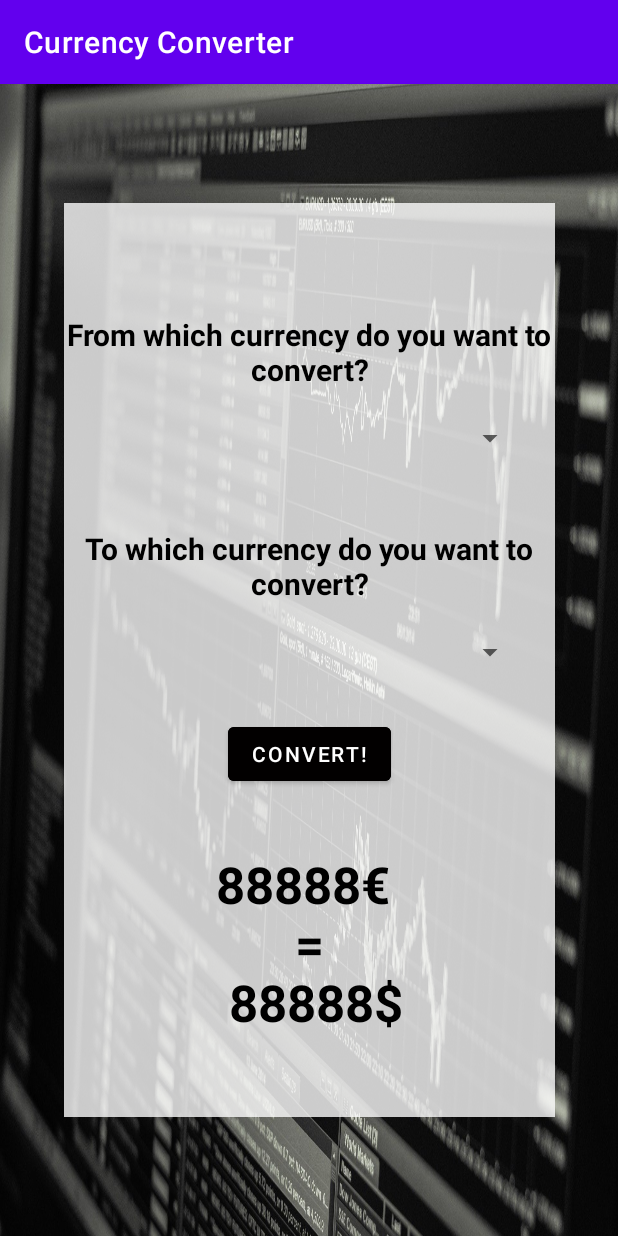
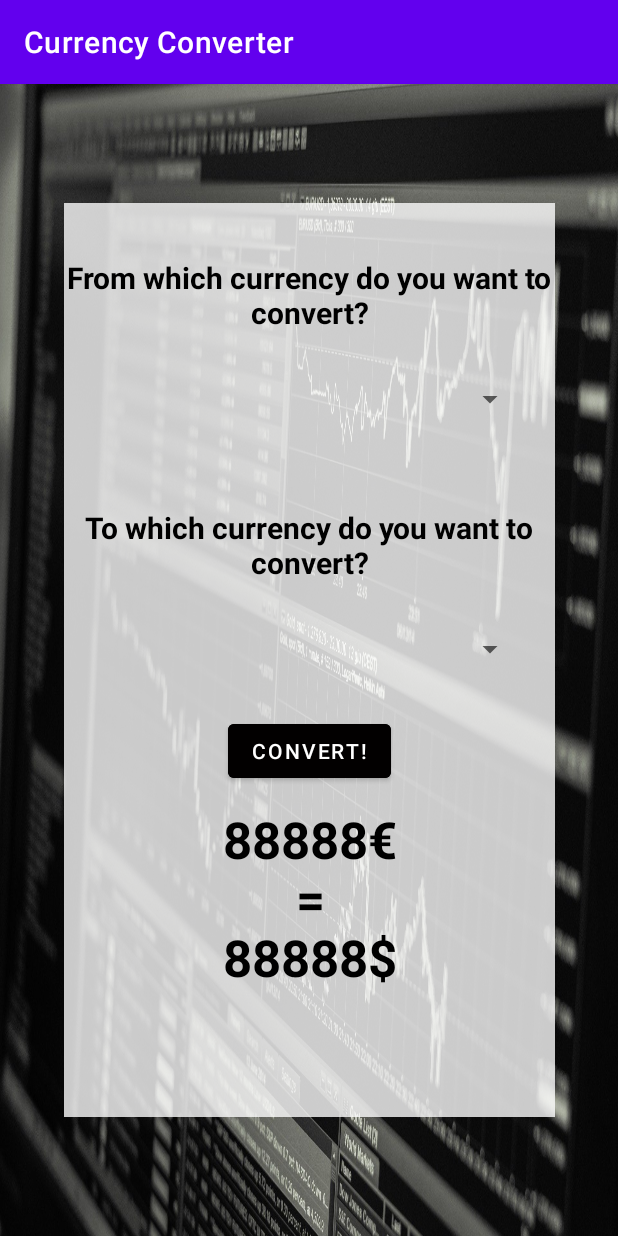
Before and after one commit to jon-pruessmeier/currency-conversion-android, an Android app: the screen it shows after launch (MainActivity), on a phone screen of 412 x 824 dp. Run offline under Robolectric (Android 15) with nearby library versions, the phone set to English and light mode, and no system bars.

Commit message:
done the main UI

```diff
--- a/app/build.gradle
+++ b/app/build.gradle
@@ -14,6 +14,10 @@ android {
         versionName "1.0"
 
         testInstrumentationRunner "androidx.test.runner.AndroidJUnitRunner"
+    }
+
+    buildFeatures {
+        viewBinding true
     }
 
     buildTypes {
@@ -40,4 +44,18 @@ dependencies {
     testImplementation 'junit:junit:4.13.2'
     androidTestImplementation 'androidx.test.ext:junit:1.1.3'
     androidTestImplementation 'androidx.test.espresso:espresso-core:3.4.0'
+
+    // Retrofit
+    implementation 'com.squareup.retrofit2:retrofit:2.9.0'
+    implementation 'com.squareup.retrofit2:converter-gson:2.9.0'
+    implementation "com.squareup.okhttp3:okhttp:4.9.0"
+
+    // Coroutines
+    implementation 'org.jetbrains.kotlinx:kotlinx-coroutines-core:1.4.2'
+    implementation 'org.jetbrains.kotlinx:kotlinx-coroutines-android:1.4.1'
+
+    // Coroutine Lifecycle Scopes
+    implementation "androidx.lifecycle:lifecycle-viewmodel-ktx:2.2.0"
+    implementation "androidx.lifecycle:lifecycle-runtime-ktx:2.2.0"
+
 }
--- a/app/src/main/res/layout/activity_main.xml
+++ b/app/src/main/res/layout/activity_main.xml
@@ -16,8 +16,7 @@
         android:layout_marginTop="61dp"
         android:layout_marginEnd="42dp"
         android:layout_marginBottom="61dp"
-        android:background="@color/material_dynamic_neutral90"
-        android:backgroundTint="#C9FFFFFF"
+        android:background="#C9FFFFFF"
         app:layout_constraintBottom_toBottomOf="parent"
         app:layout_constraintEnd_toEndOf="parent"
         app:layout_constraintStart_toStartOf="parent"
@@ -27,13 +26,14 @@
             android:id="@+id/currencyOneText"
             android:layout_width="0dp"
             android:layout_height="wrap_content"
-            android:layout_marginTop="74dp"
-            android:text="From which currency do you want to convert?"
+            android:layout_marginTop="36dp"
+            android:text="@string/from_which_currency_do_you_want_to_convert"
             android:textAlignment="center"
             android:textColor="@color/black"
             android:textSize="20sp"
             android:textStyle="bold"
             app:layout_constraintEnd_toEndOf="parent"
+            app:layout_constraintHorizontal_bias="0.0"
             app:layout_constraintStart_toStartOf="parent"
             app:layout_constraintTop_toTopOf="parent" />
 
@@ -44,6 +44,7 @@
             android:layout_marginStart="18dp"
             android:layout_marginTop="20dp"
             android:layout_marginEnd="19dp"
+            android:minHeight="48dp"
             app:layout_constraintEnd_toEndOf="parent"
             app:layout_constraintStart_toStartOf="parent"
             app:layout_constraintTop_toBottomOf="@+id/currencyOneText" />
@@ -53,7 +54,7 @@
             android:layout_width="327dp"
             android:layout_height="wrap_content"
             android:layout_marginTop="48dp"
-            android:text="To which currency do you want to convert?"
+            android:text="@string/to_which_currency_do_you_want_to_convert"
             android:textAlignment="center"
             android:textColor="@color/black"
             android:textSize="20sp"
@@ -70,6 +71,7 @@
             android:layout_marginStart="18dp"
             android:layout_marginTop="20dp"
             android:layout_marginEnd="19dp"
+            android:minHeight="48dp"
             android:spinnerMode="dropdown"
             app:layout_constraintEnd_toEndOf="parent"
             app:layout_constraintHorizontal_bias="0.0"
@@ -81,10 +83,10 @@
             android:layout_width="wrap_content"
             android:layout_height="wrap_content"
             android:layout_marginStart="109dp"
-            android:layout_marginTop="32dp"
+            android:layout_marginTop="20dp"
             android:layout_marginEnd="109dp"
             android:backgroundTint="#020000"
-            android:text="Convert!"
+            android:text="@string/convert"
             app:layout_constraintEnd_toEndOf="parent"
             app:layout_constraintHorizontal_bias="0.0"
             app:layout_constraintStart_toStartOf="parent"
@@ -95,9 +97,9 @@
             android:layout_width="wrap_content"
             android:layout_height="wrap_content"
             android:layout_marginStart="101dp"
-            android:layout_marginTop="40dp"
+            android:layout_marginTop="12dp"
             android:layout_marginEnd="101dp"
-            android:text="88888€ \n = \n 88888$"
+            android:text="@string/_88888_n_n88888"
             android:textAlignment="center"
             android:textColor="@color/black"
             android:textSize="34sp"
--- a/app/src/main/res/values/strings.xml
+++ b/app/src/main/res/values/strings.xml
@@ -1,3 +1,8 @@
 <resources>
     <string name="app_name">Currency Converter</string>
+    <string name="from_which_currency_do_you_want_to_convert">From which currency do you want to convert?</string>
+    <string name="to_which_currency_do_you_want_to_convert">To which currency do you want to convert?</string>
+    <string name="convert">Convert!</string>
+    <string name="_88888_n_n_88888">88888€ \n = \n 88888$</string>
+    <string name="_88888_n_n88888">88888€\n=\n88888$</string>
 </resources>
```
